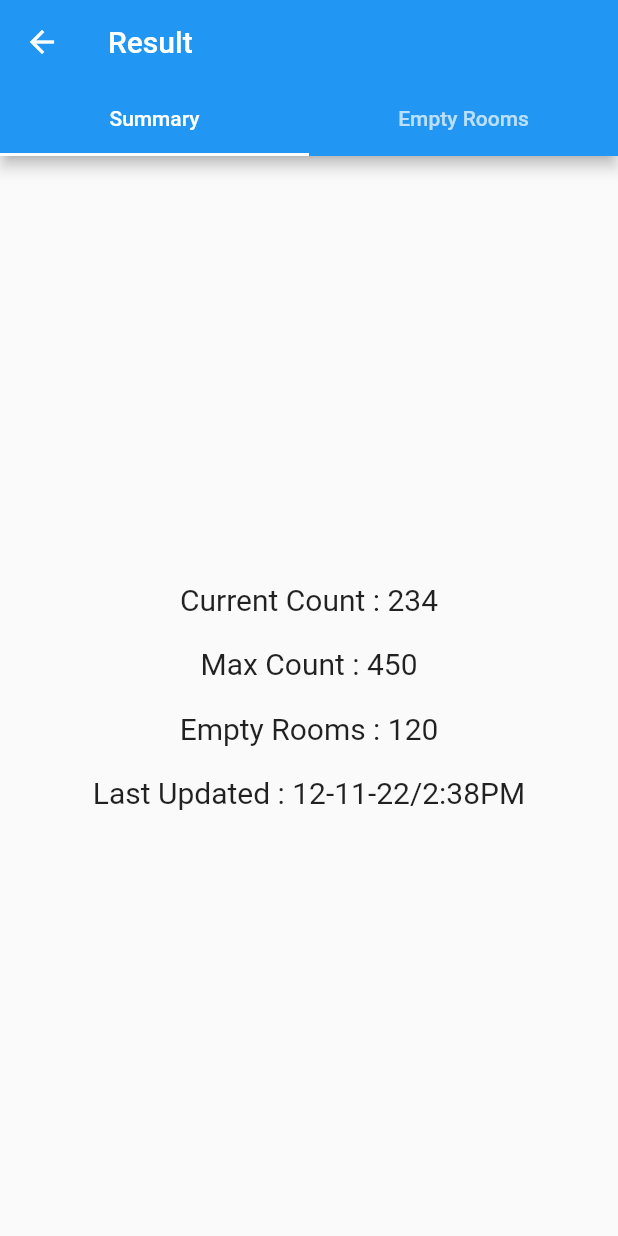
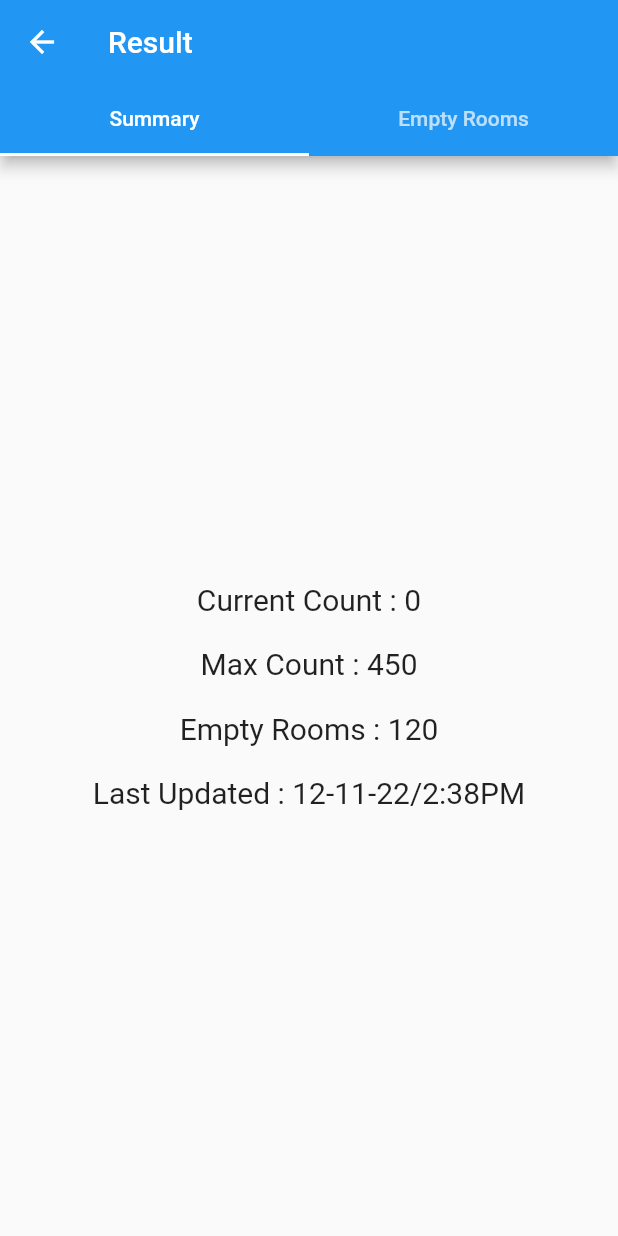
Before and after one commit to guptaharsh940/SrmHostelAttendance, a Flutter app: the InfoPage screen opened by its route, on a phone screen of 412 x 824 dp. Run offline on Flutter 3.47's test engine with Material 2 defaults, Android fonts, the phone set to English and light mode, and no system bars; our stand-ins replace font_awesome_flutter; network calls fail.

Commit message:
Fucked up

```diff
--- a/lib/information.dart
+++ b/lib/information.dart
@@ -67,29 +67,10 @@ class _InfoPageState extends State<InfoPage> {
 
   @override
   Widget build(BuildContext context) {
-
     // getAttendance();
-    return InfoWid(
-        );
+      if (kDebugMode) {
+        print("Started Fuck");
       }
-}
-
-class InfoWid extends StatelessWidget {
-  final int currentCount, maxCount, emptyRoom;
-  final String lastUpdated;
-  final int roomNo, totalOccupants, currentOccupants;
-
-  InfoWid(
-      {this.currentCount = 0,
-      this.maxCount = 0,
-      this.emptyRoom = 0,
-      this.lastUpdated = "",
-      this.roomNo = 0,
-      this.totalOccupants = 0,
-      this.currentOccupants = 0});
-
-  @override
-  Widget build(BuildContext context) {
     return DefaultTabController(
         length: 2,
         child: Scaffold(
@@ -102,14 +83,13 @@ class InfoWid extends StatelessWidget {
               ),
               title: const Text('Result'),
             ),
-        body: TabBarView(
-          children: [
+            body: TabBarView(children: [
               Column(
                 mainAxisAlignment: MainAxisAlignment.center,
                 // ignore: prefer_const_literals_to_create_immutables
                 children: [
                   Text(
-                  'Current Count : 234',
+                    'Current Count : 0',
                     style: TextStyle(fontSize: 20),
                   ),
                   SizedBox(
@@ -131,6 +111,37 @@ class InfoWid extends StatelessWidget {
                   mainAxisAlignment: MainAxisAlignment.spaceEvenly,
                   children: [
                     Card(
+                        child: ListView.builder(
+                            itemCount: rooms.length,
+                            itemBuilder: (context, index) {
+                              return InfoWid(
+                                  roomNo: rooms[index].roomNo,
+                                  totalOccupants: rooms[index].totalOccupants,
+                                  currentOccupants:
+                                      rooms[index].currentOccupants);
+                            }))
+                  ])
+            ])));
+  }
+}
+
+class InfoWid extends StatelessWidget {
+  final int currentCount, maxCount, emptyRoom;
+  final String lastUpdated;
+  final int roomNo, totalOccupants, currentOccupants;
+
+  InfoWid(
+      {this.currentCount = 0,
+      this.maxCount = 0,
+      this.emptyRoom = 0,
+      this.lastUpdated = "",
+      this.roomNo = 0,
+      this.totalOccupants = 0,
+      this.currentOccupants = 0});
+
+  @override
+  Widget build(BuildContext context) {
+    return Card(
       child: ListTile(
         title: Row(
           children: [
@@ -163,182 +174,6 @@ class InfoWid extends StatelessWidget {
           ],
         ),
       ),
-                ),
-                Card(
-                  child: ListTile(
-                    title: Row(
-                      children: [
-                        Column(children: [
-                          Text('Room No. -  '),
-                          SizedBox(
-                            height: 5,
-                          ),
-                          Text('Occupants - '),
-                          SizedBox(
-                            height: 5,
-                          ),
-                          Text('         12-11-22 / 12:38'),
-                        ]),
-                        Column(
-                          children: [
-                            SizedBox(
-                              height: 4,
-                            ),
-                            Text('303'),
-                            SizedBox(
-                              height: 6,
-                            ),
-                            Text('3'),
-                            SizedBox(
-                              height: 27,
-                            )
-                          ],
-                        ),
-                      ],
-                    ),
-                  ),
-                ),
-                Card(
-                  child: ListTile(
-                    title: Row(
-                      children: [
-                        Column(children: [
-                          Text('Room No. -  '),
-                          SizedBox(
-                            height: 5,
-                          ),
-                          Text('Occupants - '),
-                          SizedBox(
-                            height: 5,
-                          ),
-                          Text('         12-11-22 / 12:38'),
-                        ]),
-                        Column(
-                          children: [
-                            SizedBox(
-                              height: 4,
-                            ),
-                            Text('303'),
-                            SizedBox(
-                              height: 6,
-                            ),
-                            Text('3'),
-                            SizedBox(
-                              height: 27,
-                            )
-                          ],
-                        ),
-                      ],
-                    ),
-                  ),
-                ),
-                Card(
-                  child: ListTile(
-                    title: Row(
-                      children: [
-                        Column(children: [
-                          Text('Room No. -  '),
-                          SizedBox(
-                            height: 5,
-                          ),
-                          Text('Occupants - '),
-                          SizedBox(
-                            height: 5,
-                          ),
-                          Text('         12-11-22 / 12:38'),
-                        ]),
-                        Column(
-                          children: [
-                            SizedBox(
-                              height: 4,
-                            ),
-                            Text('303'),
-                            SizedBox(
-                              height: 6,
-                            ),
-                            Text('3'),
-                            SizedBox(
-                              height: 27,
-                            )
-                          ],
-                        ),
-                      ],
-                    ),
-                  ),
-                ),
-                Card(
-                  child: ListTile(
-                    title: Row(
-                      children: [
-                        Column(children: [
-                          Text('Room No. -  '),
-                          SizedBox(
-                            height: 5,
-                          ),
-                          Text('Occupants - '),
-                          SizedBox(
-                            height: 5,
-                          ),
-                          Text('         12-11-22 / 12:38'),
-                        ]),
-                        Column(
-                          children: [
-                            SizedBox(
-                              height: 4,
-                            ),
-                            Text('303'),
-                            SizedBox(
-                              height: 6,
-                            ),
-                            Text('3'),
-                            SizedBox(
-                              height: 27,
-                            )
-                          ],
-                        ),
-                      ],
-                    ),
-                  ),
-                ),
-                Card(
-                  child: ListTile(
-                    title: Row(
-                      children: [
-                        Column(children: [
-                          Text('Room No. -  '),
-                          SizedBox(
-                            height: 5,
-                          ),
-                          Text('Occupants - '),
-                          SizedBox(
-                            height: 5,
-                          ),
-                          Text('         12-11-22 / 12:38'),
-                        ]),
-                        Column(
-                          children: [
-                            SizedBox(
-                              height: 4,
-                            ),
-                            Text('303'),
-                            SizedBox(
-                              height: 6,
-                            ),
-                            Text('3'),
-                            SizedBox(
-                              height: 27,
-                            )
-                          ],
-                        ),
-                      ],
-                    ),
-                  ),
-                ),
-              ],
-            ),
-          ],
-        ),
-      ),
     );
   }
 }
```
Lines whose indentation alone changed are shown as unchanged.
